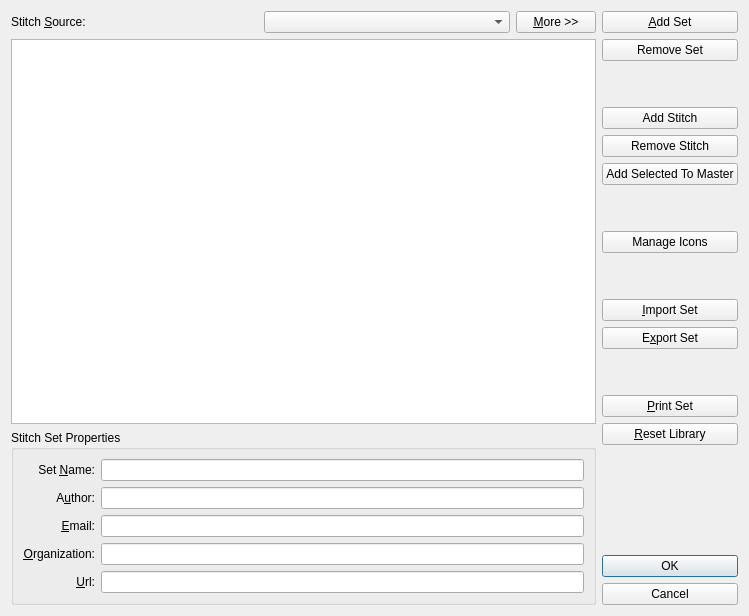
The window that src/stitchlibrary.ui (iPenguin/CrochetCharts) describes before a commit, drawn with Qt 5.
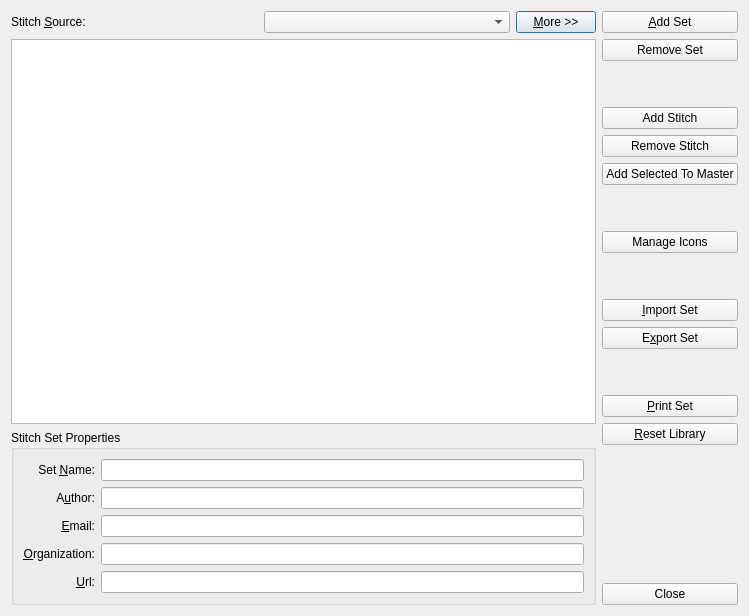
The same window after the commit.

Commit message: Simplify library and make it "close" only

Diff of the .ui file:
```diff
--- a/src/stitchlibrary.ui
+++ b/src/stitchlibrary.ui
@@ -345,7 +345,7 @@
         <enum>Qt::Vertical</enum>
        </property>
        <property name="standardButtons">
-        <set>QDialogButtonBox::Cancel|QDialogButtonBox::Ok</set>
+        <set>QDialogButtonBox::Close</set>
        </property>
       </widget>
      </item>
```
The commit also changes 2 other files.
